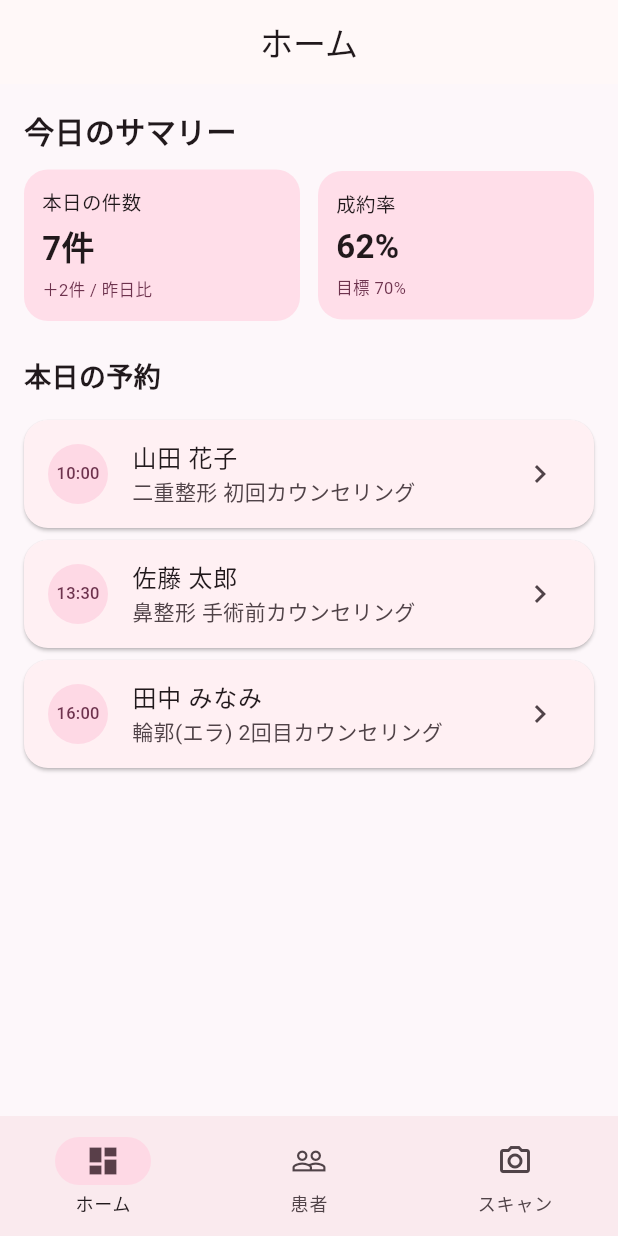
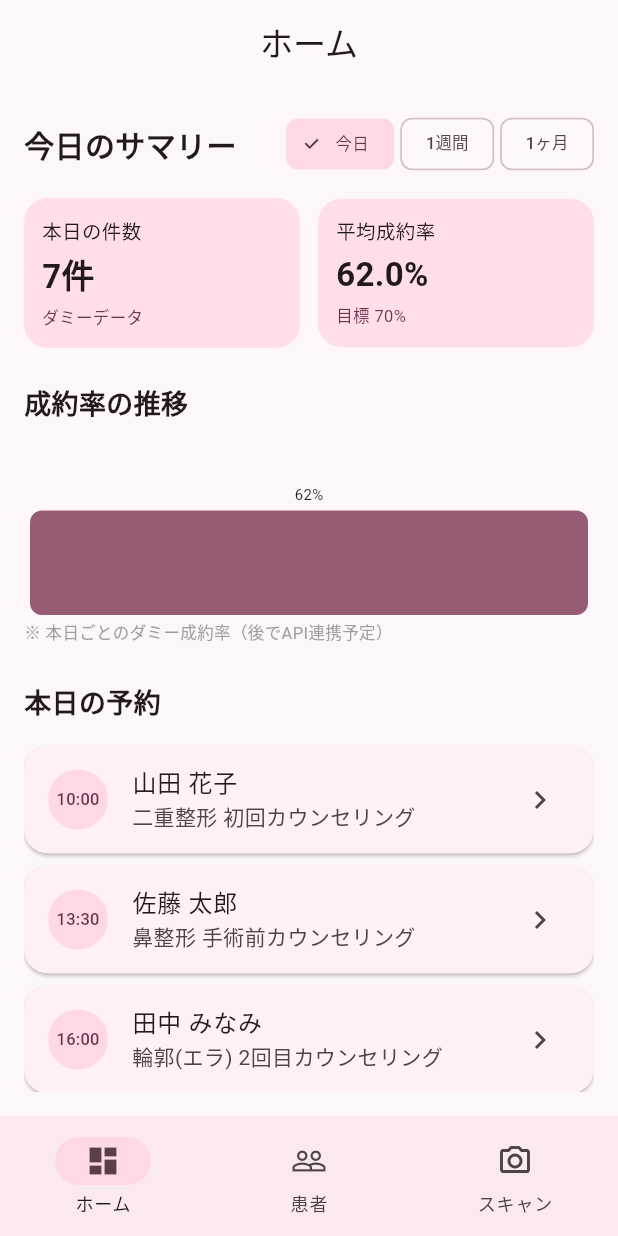
Before and after one commit to yokoyama1130/BeautyUI, a Flutter app: the screen it shows after launch, on a phone screen of 412 x 824 dp. Run offline on Flutter 3.47's test engine with Material 3 defaults, Android fonts, the phone set to English and light mode, and no system bars.

Commit message:
グラフの追加

```diff
--- a/lib/screens/home/home_page.dart
+++ b/lib/screens/home/home_page.dart
@@ -1,22 +1,99 @@
 import 'package:flutter/material.dart';
-import '../patients/patient_detail_page.dart'; // ★ 患者詳細画面へのimportを追加
+import '../patients/patient_detail_page.dart';
 
-class HomePage extends StatelessWidget {
+enum DashboardRange {
+  today,
+  week,
+  month,
+}
+
+class HomePage extends StatefulWidget {
   const HomePage({super.key});
 
   @override
+  State<HomePage> createState() => _HomePageState();
+}
+
+class _HomePageState extends State<HomePage> {
+  DashboardRange _range = DashboardRange.today;
+
+  // ダミーデータ：成約率・件数（0〜1スケール）
+  final Map<DashboardRange, List<double>> _conversionRateData = {
+    DashboardRange.today: [0.62],
+    DashboardRange.week: [0.4, 0.55, 0.7, 0.6, 0.65, 0.5, 0.58],
+    DashboardRange.month: [0.45, 0.52, 0.6, 0.55],
+  };
+
+  final Map<DashboardRange, List<int>> _bookingCountData = {
+    DashboardRange.today: [7],
+    DashboardRange.week: [5, 6, 8, 7, 9, 4, 6],
+    DashboardRange.month: [30, 34, 28, 40],
+  };
+
+  String _rangeLabel(DashboardRange range) {
+    switch (range) {
+      case DashboardRange.today:
+        return '今日';
+      case DashboardRange.week:
+        return '1週間';
+      case DashboardRange.month:
+        return '1ヶ月';
+    }
+  }
+
+  @override
   Widget build(BuildContext context) {
+    final conversion = _conversionRateData[_range]!;
+    final booking = _bookingCountData[_range]!;
+    final avgConversion =
+        (conversion.reduce((a, b) => a + b) / conversion.length) * 100;
+    final totalBooking = booking.reduce((a, b) => a + b);
+
     return Padding(
       padding: const EdgeInsets.all(16),
       child: ListView(
         children: [
-          const Text(
-            '今日のサマリー',
-            style: TextStyle(fontSize: 20, fontWeight: FontWeight.bold),
+          // 上：サマリー + 期間切り替え
+          Row(
+            mainAxisAlignment: MainAxisAlignment.spaceBetween,
+            children: [
+              const Text(
+                '今日のサマリー',
+                style: TextStyle(fontSize: 20, fontWeight: FontWeight.bold),
+              ),
+              _RangeChips(
+                value: _range,
+                onChanged: (range) {
+                  setState(() {
+                    _range = range;
+                  });
+                },
+              ),
+            ],
           ),
           const SizedBox(height: 12),
-          _KpiRow(),
+
+          _KpiRow(
+            avgConversion: avgConversion,
+            totalBooking: totalBooking,
+            range: _range,
+          ),
+
           const SizedBox(height: 24),
+
+          // 成約率の推移（簡易棒グラフ）
+          const Text(
+            '成約率の推移',
+            style: TextStyle(fontSize: 18, fontWeight: FontWeight.bold),
+          ),
+          const SizedBox(height: 8),
+          _ConversionChart(
+            range: _range,
+            values: conversion,
+          ),
+
+          const SizedBox(height: 24),
+
           const Text(
             '本日の予約',
             style: TextStyle(fontSize: 18, fontWeight: FontWeight.bold),
@@ -27,7 +104,7 @@ class HomePage extends StatelessWidget {
             name: '山田 花子',
             menu: '二重整形 初回カウンセリング',
             tag: '初回 / 二重',
-            lastVisit: '2025-11-09', // ← 今日を想定
+            lastVisit: '2025-11-09',
           ),
           _AppointmentCard(
             time: '13:30',
@@ -49,23 +126,86 @@ class HomePage extends StatelessWidget {
   }
 }
 
-class _KpiRow extends StatelessWidget {
+class _RangeChips extends StatelessWidget {
+  final DashboardRange value;
+  final ValueChanged<DashboardRange> onChanged;
+
+  const _RangeChips({
+    required this.value,
+    required this.onChanged,
+  });
+
   @override
   Widget build(BuildContext context) {
+    final ranges = DashboardRange.values;
+    return Wrap(
+      spacing: 4,
+      children: ranges.map((r) {
+        final selected = r == value;
+        return ChoiceChip(
+          label: Text(
+            _label(r),
+            style: const TextStyle(fontSize: 11),
+          ),
+          selected: selected,
+          onSelected: (_) => onChanged(r),
+        );
+      }).toList(),
+    );
+  }
+
+  String _label(DashboardRange range) {
+    switch (range) {
+      case DashboardRange.today:
+        return '今日';
+      case DashboardRange.week:
+        return '1週間';
+      case DashboardRange.month:
+        return '1ヶ月';
+    }
+  }
+}
+
+class _KpiRow extends StatelessWidget {
+  final double avgConversion;
+  final int totalBooking;
+  final DashboardRange range;
+
+  const _KpiRow({
+    required this.avgConversion,
+    required this.totalBooking,
+    required this.range,
+  });
+
+  @override
+  Widget build(BuildContext context) {
+    String bookingLabel;
+    switch (range) {
+      case DashboardRange.today:
+        bookingLabel = '本日の件数';
+        break;
+      case DashboardRange.week:
+        bookingLabel = '1週間の件数';
+        break;
+      case DashboardRange.month:
+        bookingLabel = '1ヶ月の件数';
+        break;
+    }
+
     return Row(
-      children: const [
+      children: [
         Expanded(
           child: _KpiCard(
-            label: '本日の件数',
-            value: '7件',
-            sub: '＋2件 / 昨日比',
+            label: bookingLabel,
+            value: '$totalBooking件',
+            sub: 'ダミーデータ',
           ),
         ),
-        SizedBox(width: 12),
+        const SizedBox(width: 12),
         Expanded(
           child: _KpiCard(
-            label: '成約率',
-            value: '62%',
+            label: '平均成約率',
+            value: '${avgConversion.toStringAsFixed(1)}%',
             sub: '目標 70%',
           ),
         ),
@@ -117,6 +257,79 @@ class _KpiCard extends StatelessWidget {
   }
 }
 
+class _ConversionChart extends StatelessWidget {
+  final DashboardRange range;
+  final List<double> values; // 0.0〜1.0
+
+  const _ConversionChart({
+    required this.range,
+    required this.values,
+  });
+
+  @override
+  Widget build(BuildContext context) {
+    final scheme = Theme.of(context).colorScheme;
+
+    String xLabel;
+    switch (range) {
+      case DashboardRange.today:
+        xLabel = '本日';
+        break;
+      case DashboardRange.week:
+        xLabel = '曜日';
+        break;
+      case DashboardRange.month:
+        xLabel = '週';
+        break;
+    }
+
+    return Column(
+      crossAxisAlignment: CrossAxisAlignment.start,
+      children: [
+        SizedBox(
+          height: 120,
+          child: Row(
+            crossAxisAlignment: CrossAxisAlignment.end,
+            children: List.generate(values.length, (index) {
+              final v = values[index].clamp(0.0, 1.0);
+              final barHeight = 20 + (v * 80); // 20〜100px
+              return Expanded(
+                child: Padding(
+                  padding: const EdgeInsets.symmetric(horizontal: 4),
+                  child: Column(
+                    mainAxisAlignment: MainAxisAlignment.end,
+                    children: [
+                      Text(
+                        '${(v * 100).toStringAsFixed(0)}%',
+                        style: const TextStyle(
+                          fontSize: 10,
+                        ),
+                      ),
+                      const SizedBox(height: 4),
+                      Container(
+                        height: barHeight,
+                        decoration: BoxDecoration(
+                          color: scheme.primary.withValues(alpha: 0.9),
+                          borderRadius: BorderRadius.circular(8),
+                        ),
+                      ),
+                    ],
+                  ),
+                ),
+              );
+            }),
+          ),
+        ),
+        const SizedBox(height: 4),
+        Text(
+          '※ $xLabelごとのダミー成約率（後でAPI連携予定）',
+          style: const TextStyle(fontSize: 11, color: Colors.grey),
+        ),
+      ],
+    );
+  }
+}
+
 class _AppointmentCard extends StatelessWidget {
   final String time;
   final String name;
@@ -150,7 +363,7 @@ class _AppointmentCard extends StatelessWidget {
         subtitle: Text(menu),
         trailing: const Icon(Icons.chevron_right),
         onTap: () {
-          // ★ タップで患者詳細画面に遷移
+          // ホームからも患者詳細へ飛べるように
           Navigator.of(context).push(
             MaterialPageRoute(
               builder: (_) => PatientDetailPage(
```
